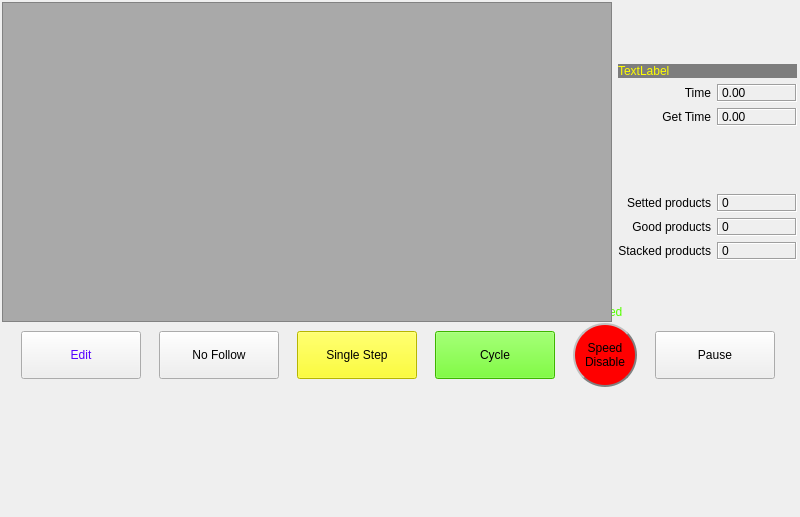
dongdong-2009/3-5AxisRobot, file hcinstruction/ichcprogrammonitorframe.ui: the form before one commit.
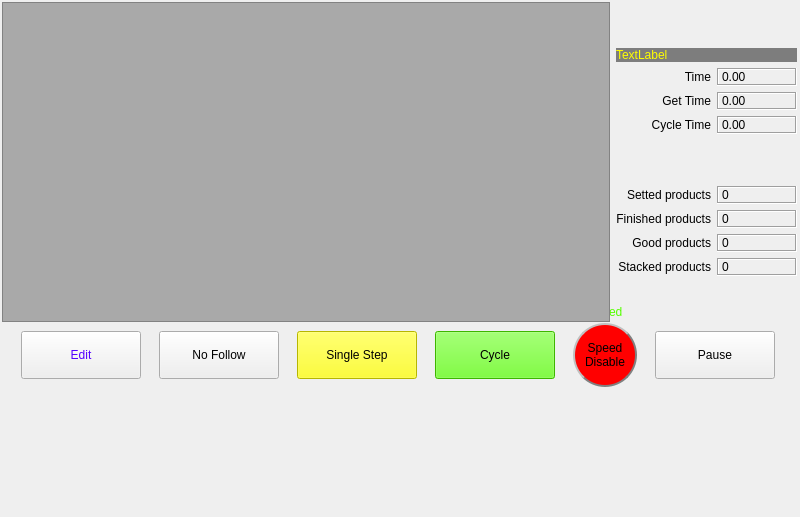
The form after the commit. Icons and pictures are not drawn. Custom widgets are drawn as their Qt base class.

```diff
--- a/hcinstruction/ichcprogrammonitorframe.ui
+++ b/hcinstruction/ichcprogrammonitorframe.ui
@@ -27,7 +27,7 @@
   <property name="frameShadow">
    <enum>QFrame::Plain</enum>
   </property>
-  <widget class="QWidget" name="">
+  <widget class="QWidget" name="layoutWidget">
    <property name="geometry">
     <rect>
      <x>9</x>
@@ -332,7 +332,26 @@
     </item>
     <item>
      <layout class="QGridLayout" name="gridLayout">
-      <item row="5" column="1">
+      <item row="4" column="1">
+       <widget class="QLabel" name="robotCycle">
+        <property name="minimumSize">
+         <size>
+          <width>80</width>
+          <height>0</height>
+         </size>
+        </property>
+        <property name="frameShape">
+         <enum>QFrame::Box</enum>
+        </property>
+        <property name="frameShadow">
+         <enum>QFrame::Sunken</enum>
+        </property>
+        <property name="text">
+         <string notr="true">0.00</string>
+        </property>
+       </widget>
+      </item>
+      <item row="6" column="1">
        <widget class="QLabel" name="settedProductsLabel">
         <property name="minimumSize">
          <size>
@@ -351,7 +370,7 @@
         </property>
        </widget>
       </item>
-      <item row="6" column="0">
+      <item row="8" column="0">
        <widget class="QLabel" name="label_6">
         <property name="text">
          <string>Good products</string>
@@ -361,16 +380,6 @@
         </property>
        </widget>
       </item>
-      <item row="5" column="0">
-       <widget class="QLabel" name="label_3">
-        <property name="text">
-         <string>Setted products</string>
-        </property>
-        <property name="alignment">
-         <set>Qt::AlignRight|Qt::AlignTrailing|Qt::AlignVCenter</set>
-        </property>
-       </widget>
-      </item>
       <item row="2" column="1">
        <widget class="QLabel" name="timeLabel">
         <property name="minimumSize">
@@ -403,7 +412,7 @@
         </property>
        </spacer>
       </item>
-      <item row="6" column="1">
+      <item row="8" column="1">
        <widget class="QLabel" name="goodProducts">
         <property name="minimumSize">
          <size>
@@ -422,7 +431,7 @@
         </property>
        </widget>
       </item>
-      <item row="7" column="0">
+      <item row="9" column="0">
        <widget class="QLabel" name="label_8">
         <property name="text">
          <string>Stacked products</string>
@@ -443,6 +452,26 @@
         </property>
        </widget>
       </item>
+      <item row="6" column="0">
+       <widget class="QLabel" name="label_3">
+        <property name="text">
+         <string>Setted products</string>
+        </property>
+        <property name="alignment">
+         <set>Qt::AlignRight|Qt::AlignTrailing|Qt::AlignVCenter</set>
+        </property>
+       </widget>
+      </item>
+      <item row="4" column="0">
+       <widget class="QLabel" name="label_5">
+        <property name="text">
+         <string>Cycle Time</string>
+        </property>
+        <property name="alignment">
+         <set>Qt::AlignRight|Qt::AlignTrailing|Qt::AlignVCenter</set>
+        </property>
+       </widget>
+      </item>
       <item row="3" column="0">
        <widget class="QLabel" name="label_4">
         <property name="text">
@@ -472,7 +501,7 @@
         </property>
        </widget>
       </item>
-      <item row="4" column="1">
+      <item row="5" column="1">
        <spacer name="verticalSpacer_2">
         <property name="orientation">
          <enum>Qt::Vertical</enum>
@@ -495,7 +524,7 @@
         </property>
        </widget>
       </item>
-      <item row="7" column="1">
+      <item row="9" column="1">
        <widget class="QLabel" name="stackedProducts">
         <property name="minimumSize">
          <size>
@@ -514,7 +543,7 @@
         </property>
        </widget>
       </item>
-      <item row="8" column="0">
+      <item row="10" column="0">
        <spacer name="verticalSpacer_3">
         <property name="orientation">
          <enum>Qt::Vertical</enum>
@@ -527,6 +556,35 @@
         </property>
        </spacer>
       </item>
+      <item row="7" column="0">
+       <widget class="QLabel" name="label_7">
+        <property name="text">
+         <string>Finished products</string>
+        </property>
+        <property name="alignment">
+         <set>Qt::AlignRight|Qt::AlignTrailing|Qt::AlignVCenter</set>
+        </property>
+       </widget>
+      </item>
+      <item row="7" column="1">
+       <widget class="QLabel" name="finishedProductsLabel">
+        <property name="minimumSize">
+         <size>
+          <width>80</width>
+          <height>0</height>
+         </size>
+        </property>
+        <property name="frameShape">
+         <enum>QFrame::Box</enum>
+        </property>
+        <property name="frameShadow">
+         <enum>QFrame::Sunken</enum>
+        </property>
+        <property name="text">
+         <string notr="true">0</string>
+        </property>
+       </widget>
+      </item>
      </layout>
     </item>
    </layout>
```
